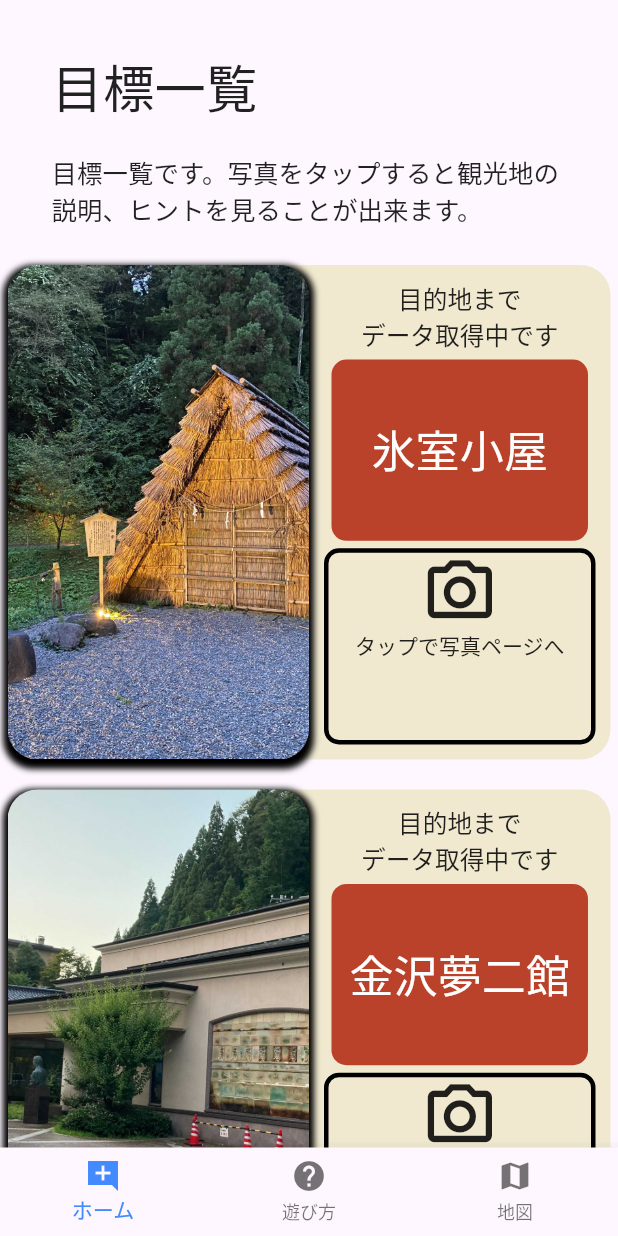
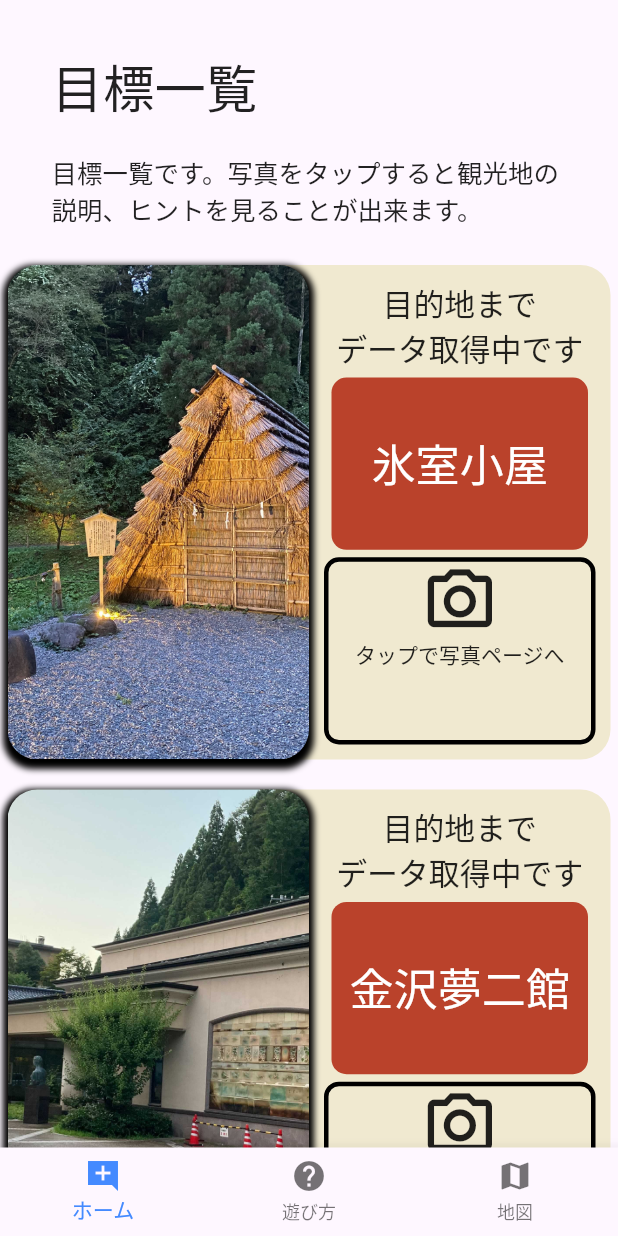
Before and after one commit to tourist-project/yuwaku_proto_flutter, a Flutter app: the screen it shows after launch, scrolled down 576 dp, on a phone screen of 412 x 824 dp. Run offline on Flutter 3.47's test engine with Material 2 defaults, Android fonts, the phone set to English and light mode, and no system bars; drawn by our look-alikes of auto_size_text; our stand-ins replace camera, carousel_slider, firebase_core, firebase_storage, geolocator, google_fonts and 3 more; accounts and stored records are empty.

Commit message:
不要な差分を削除

```diff
--- a/lib/some_top_page.dart
+++ b/lib/some_top_page.dart
@@ -295,7 +295,7 @@
                         Container(
                             margin:  EdgeInsets.only(right: 5, left: 5),
                             child: AutoSizeText('目的地まで',
-                                style: TextStyle(fontSize: widthSize / 25),
+                                style: TextStyle(fontSize: widthSize / 20),
                             ),
                         ),
                         homeItems.distance != null
@@ -304,14 +304,14 @@
                                   'あと' +
                                       homeItems.distance!.toStringAsFixed(1) +
                                       'm',
-                                  style: TextStyle(fontSize: widthSize / 25),
+                                  style: TextStyle(fontSize: widthSize / 18),
                                 ),
                               )
                             : Center(
                                 child: Container(
                                   child: AutoSizeText(
                                     'データ取得中です',
-                                    style: TextStyle(fontSize: widthSize / 25),
+                                    style: TextStyle(fontSize: widthSize / 20),
                                   ),
                                 ),
                               ),
```
